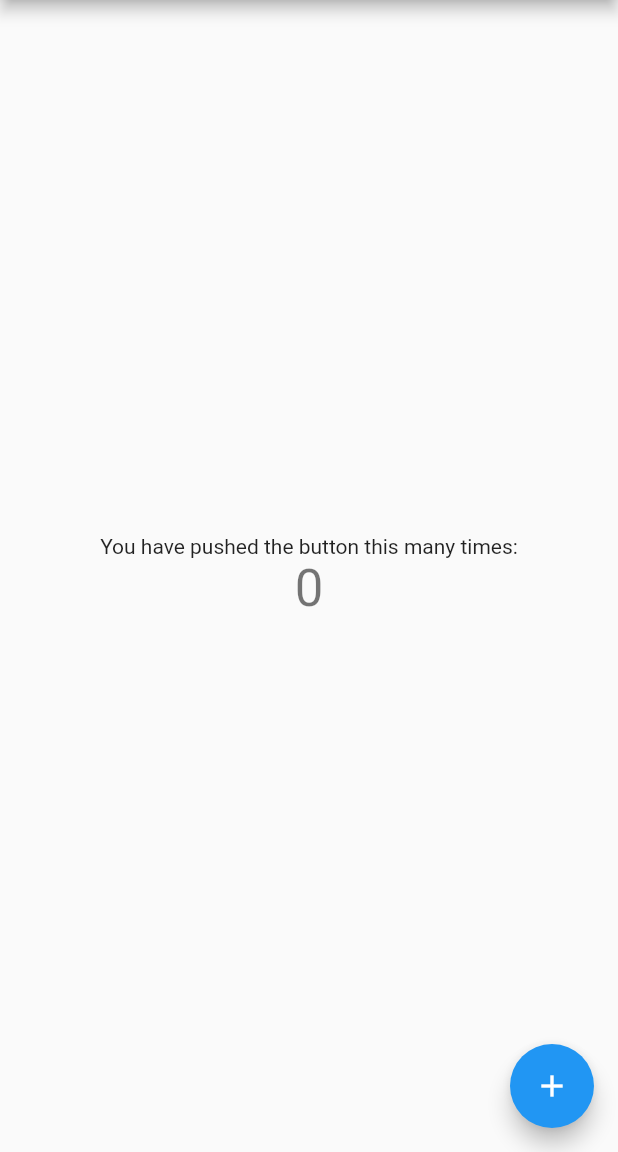
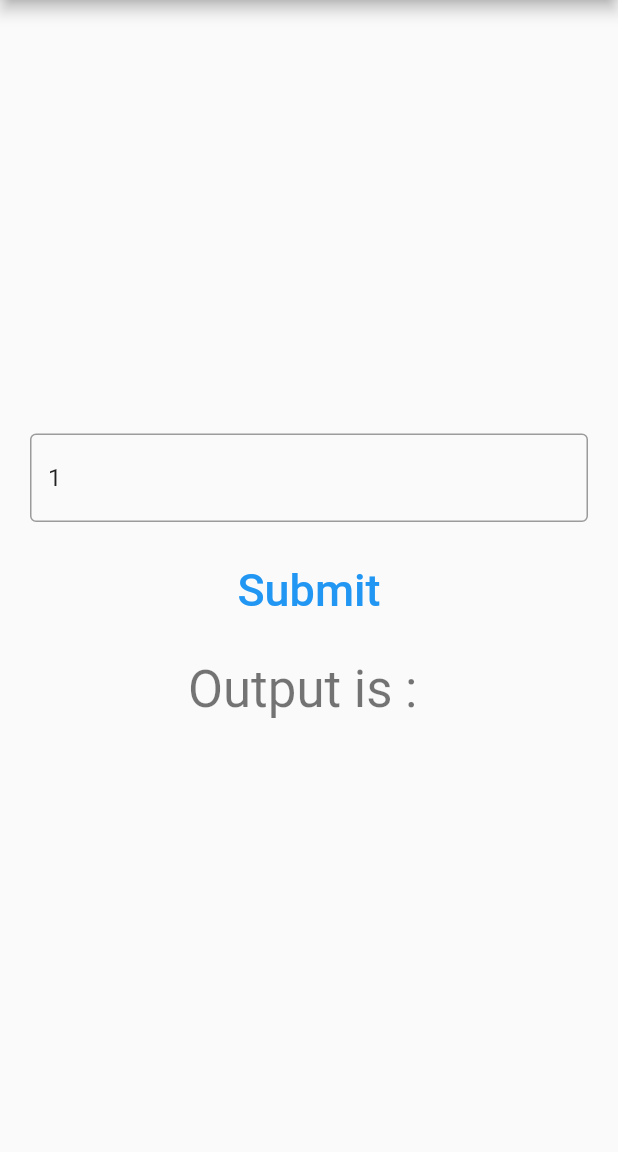
Before and after one commit to saravanakumar007/String-Calculator, a Flutter app: the screen it shows after launch, on a phone screen of 412 x 824 dp, the part 84-1236 px from its top. Run offline on Flutter 3.47's test engine with Material 2 defaults, Android fonts, the phone set to English and light mode, and no system bars.

```diff
--- a/lib/app.dart
+++ b/lib/app.dart
@@ -1,23 +1,14 @@
 import 'package:flutter/material.dart';
+import 'package:string_calculator/utils/helpers.dart';
 
 class App extends StatelessWidget {
   const App({super.key});
 
-  // This widget is the root of your application.
   @override
   Widget build(BuildContext context) {
     return MaterialApp(
-      title: 'Flutter Demo',
+      title: 'String Calculator',
       theme: ThemeData(
-        // This is the theme of your application.
-        //
-        // Try running your application with "flutter run". You'll see the
-        // application has a blue toolbar. Then, without quitting the app, try
-        // changing the primarySwatch below to Colors.green and then invoke
-        // "hot reload" (press "r" in the console where you ran "flutter run",
-        // or simply save your changes to "hot reload" in a Flutter IDE).
-        // Notice that the counter didn't reset back to zero; the application
-        // is not restarted.
         primarySwatch: Colors.blue,
       ),
       home: const HomePage(title: 'String Calculator'),
@@ -28,15 +19,6 @@ class App extends StatelessWidget {
 class HomePage extends StatefulWidget {
   const HomePage({super.key, required this.title});
 
-  // This widget is the home page of your application. It is stateful, meaning
-  // that it has a State object (defined below) that contains fields that affect
-  // how it looks.
-
-  // This class is the configuration for the state. It holds the values (in this
-  // case the title) provided by the parent (in this case the App widget) and
-  // used by the build method of the State. Fields in a Widget subclass are
-  // always marked "final".
-
   final String title;
 
   @override
@@ -44,68 +26,54 @@ class HomePage extends StatefulWidget {
 }
 
 class _HomePageState extends State<HomePage> {
-  int _counter = 0;
+  String sumValue = '';
+  final TextEditingController textEditingController =
+      TextEditingController(text: '1\n2,3');
 
-  void _incrementCounter() {
-    setState(() {
-      // This call to setState tells the Flutter framework that something has
-      // changed in this State, which causes it to rerun the build method below
-      // so that the display can reflect the updated values. If we changed
-      // _counter without calling setState(), then the build method would not be
-      // called again, and so nothing would appear to happen.
-      _counter++;
-    });
+  void sum() {
+    try {
+      sumValue = Helpers().add(textEditingController.text).toString();
+    } catch (e) {
+      sumValue = e.toString();
+    }
+    setState(() {});
   }
 
   @override
   Widget build(BuildContext context) {
-    // This method is rerun every time setState is called, for instance as done
-    // by the _incrementCounter method above.
-    //
-    // The Flutter framework has been optimized to make rerunning build methods
-    // fast, so that you can just rebuild anything that needs updating rather
-    // than having to individually change instances of widgets.
     return Scaffold(
       appBar: AppBar(
-        // Here we take the value from the MyHomePage object that was created by
-        // the App.build method, and use it to set our appbar title.
         title: Text(widget.title),
       ),
       body: Center(
-        // Center is a layout widget. It takes a single child and positions it
-        // in the middle of the parent.
+        child: Padding(
+          padding: const EdgeInsets.all(20),
           child: Column(
-          // Column is also a layout widget. It takes a list of children and
-          // arranges them vertically. By default, it sizes itself to fit its
-          // children horizontally, and tries to be as tall as its parent.
-          //
-          // Invoke "debug painting" (press "p" in the console, choose the
-          // "Toggle Debug Paint" action from the Flutter Inspector in Android
-          // Studio, or the "Toggle Debug Paint" command in Visual Studio Code)
-          // to see the wireframe for each widget.
-          //
-          // Column has various properties to control how it sizes itself and
-          // how it positions its children. Here we use mainAxisAlignment to
-          // center the children vertically; the main axis here is the vertical
-          // axis because Columns are vertical (the cross axis would be
-          // horizontal).
             mainAxisAlignment: MainAxisAlignment.center,
             children: <Widget>[
-            const Text(
-              'You have pushed the button this many times:',
+              TextField(
+                controller: textEditingController,
+                decoration: const InputDecoration(border: OutlineInputBorder()),
               ),
+              const SizedBox(height: 20),
+              TextButton(
+                onPressed: () {
+                  sum();
+                },
+                child: const Text(
+                  'Submit',
+                  style: TextStyle(fontSize: 30),
+                ),
+              ),
+              const SizedBox(height: 20),
               Text(
-              '$_counter',
+                'Output is : $sumValue',
                 style: Theme.of(context).textTheme.headlineMedium,
               ),
             ],
           ),
         ),
-      floatingActionButton: FloatingActionButton(
-        onPressed: _incrementCounter,
-        tooltip: 'Increment',
-        child: const Icon(Icons.add),
-      ), // This trailing comma makes auto-formatting nicer for build methods.
+      ),
     );
   }
 }
```
Also changed, not shown: lib/utils/helpers.dart (added, +44 -0 lines). Lines whose indentation alone changed are shown as unchanged.
